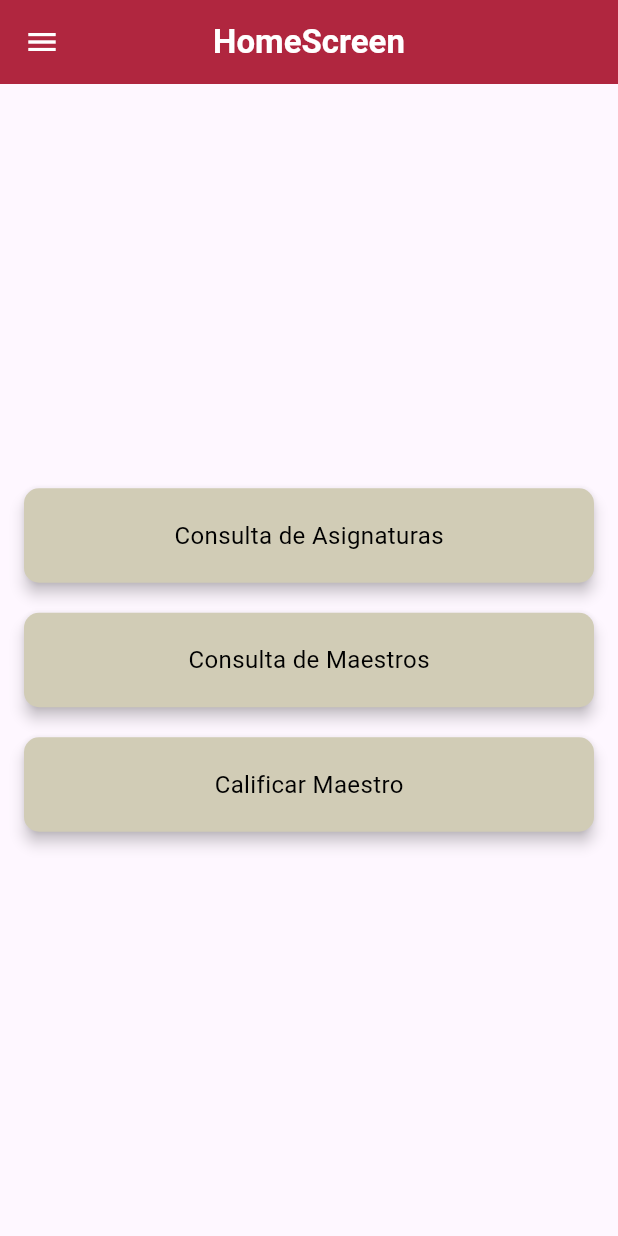
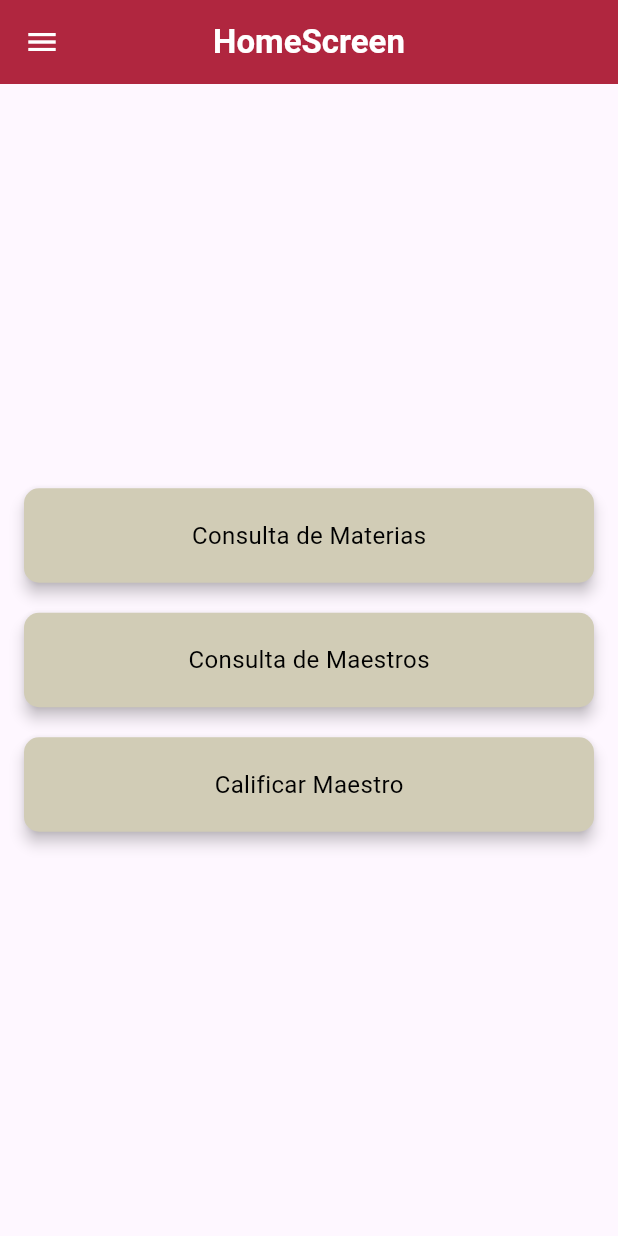
Before and after one commit to david-o-rosario1201/ucne_guide_appmovil, a Flutter app: the screen it shows after launch, on a phone screen of 412 x 824 dp. Run offline on Flutter 3.47's test engine with Material 3 defaults, Android fonts, the light colour scheme and no system bars.

Commit message:
Cambia el texto "Asignaturas" por "Materias"

```diff
--- a/lib/Presentation/home_screen.dart
+++ b/lib/Presentation/home_screen.dart
@@ -20,7 +20,7 @@ class _HomeScreenState extends State<HomeScreen> {
         child: Column(
           mainAxisAlignment: MainAxisAlignment.center,
           children: <Widget>[
-            _buildCard("Consulta de Asignaturas", () {
+            _buildCard("Consulta de Materias", () {
               Navigator.push(
                 context,
                 MaterialPageRoute(builder: (context) => ConsultaAsignaturaScreen()),
```
